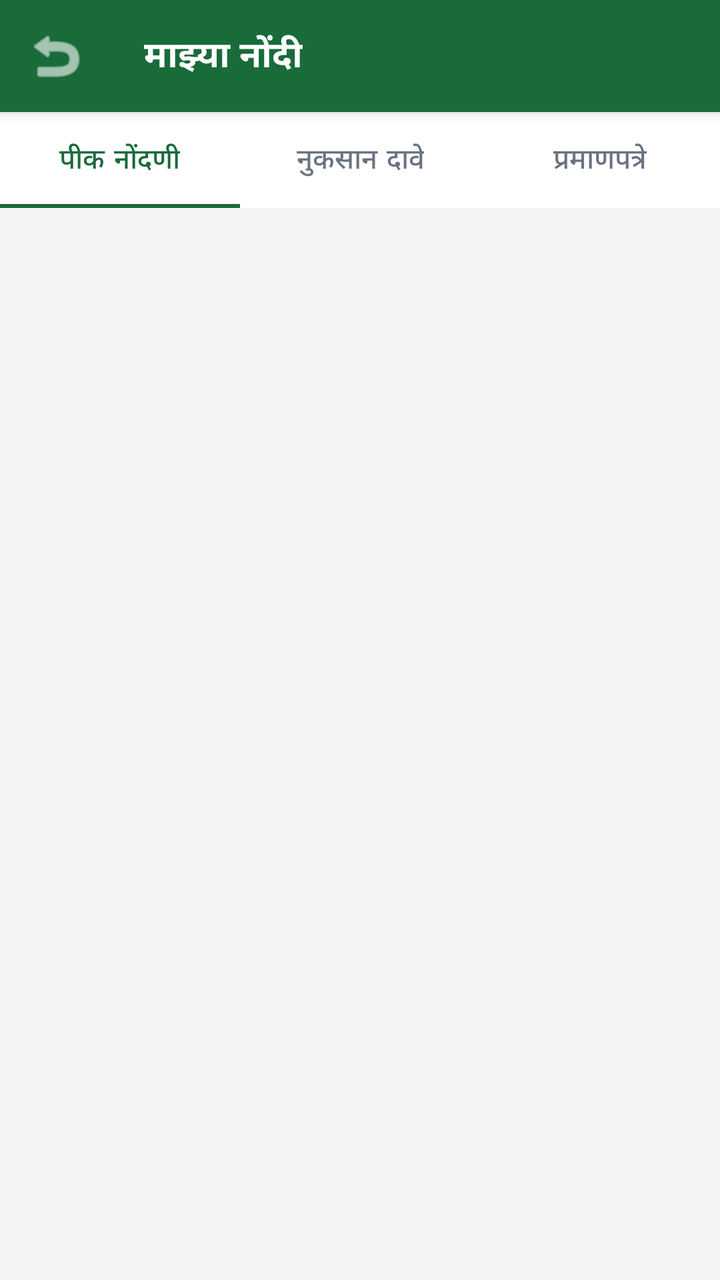
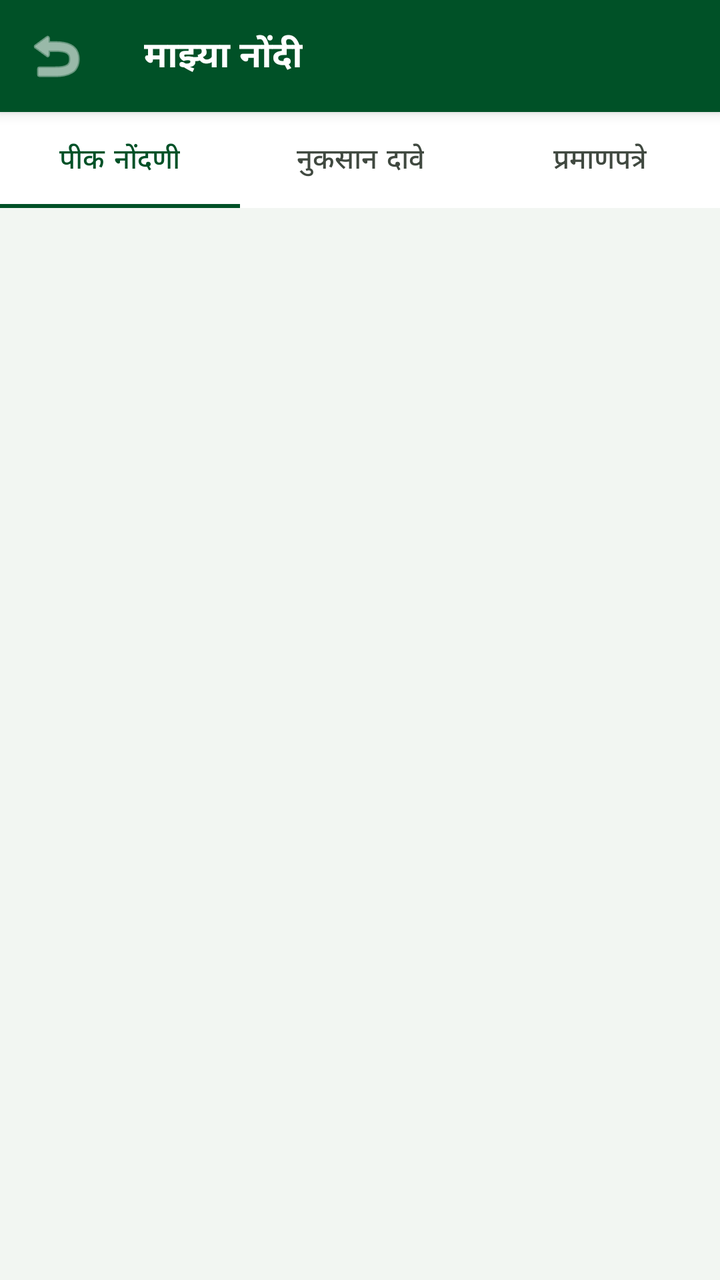

An Android layout rendered at two revisions. The XML below is the earlier revision; the diff shows what the commit changed to produce the second picture.
<!-- AndroidManifest.xml: application theme Theme.EPeekPahani -->
<!-- res/layout/fragment_my_claims.xml -->
<?xml version="1.0" encoding="utf-8"?>
<LinearLayout xmlns:android="http://schemas.android.com/apk/res/android"
    xmlns:app="http://schemas.android.com/apk/res-auto"
    android:layout_width="match_parent"
    android:layout_height="match_parent"
    android:orientation="vertical"
    android:background="@color/bg_screen">

    <com.google.android.material.appbar.MaterialToolbar
        android:id="@+id/toolbar"
        style="@style/Widget.App.Toolbar.Green"
        android:layout_width="match_parent"
        android:layout_height="?attr/actionBarSize"
        app:title="माझ्या नोंदी"
        app:navigationIcon="@android:drawable/ic_menu_revert"
        app:navigationIconTint="@color/text_white" />

    <com.google.android.material.tabs.TabLayout
        android:id="@+id/tab_layout"
        android:layout_width="match_parent"
        android:layout_height="wrap_content"
        android:background="@color/bg_card"
        app:tabSelectedTextColor="@color/green_primary"
        app:tabIndicatorColor="@color/green_primary"
        app:tabTextColor="@color/text_secondary"
        app:tabMode="fixed"
        app:tabGravity="fill">
        <com.google.android.material.tabs.TabItem android:text="पीक नोंदणी" />
        <com.google.android.material.tabs.TabItem android:text="नुकसान दावे" />
        <com.google.android.material.tabs.TabItem android:text="प्रमाणपत्रे" />
    </com.google.android.material.tabs.TabLayout>

    <androidx.viewpager2.widget.ViewPager2
        android:id="@+id/view_pager"
        android:layout_width="match_parent"
        android:layout_height="match_parent" />

</LinearLayout>
<!-- resources referenced by this layout -->
<resources>
  <color name="bg_card">#FFFFFF</color>
  <color name="bg_screen">#F2F5F1</color>
  <color name="green_primary">#1a6b3a</color>
  <color name="text_secondary">#6B7280</color>
  <color name="text_white">#FFFFFF</color>
  <style name="Theme.App" parent="Theme.MaterialComponents.Light.NoActionBar">
          <item name="colorPrimary">@color/green_primary</item>
          <item name="colorPrimaryVariant">@color/green_dark</item>
          <item name="colorOnPrimary">@color/text_white</item>
          <item name="colorSecondary">@color/saffron</item>
          <item name="colorSecondaryVariant">@color/saffron_dark</item>
          <item name="colorOnSecondary">@color/text_white</item>
          <item name="colorError">@color/error</item>
          <item name="colorOnError">@color/text_white</item>
          <item name="colorSurface">@color/bg_card</item>
          <item name="colorOnSurface">@color/text_primary</item>
          <item name="android:colorBackground">@color/bg_screen</item>
          <item name="colorOnBackground">@color/text_primary</item>
  
          
          <item name="materialButtonStyle">@style/Widget.App.Button.Primary</item>
          <item name="textInputStyle">@style/Widget.App.TextInputLayout</item>
  
          
          <item name="shapeAppearanceSmallComponent">@style/ShapeAppearance.App.SmallComponent</item>
          <item name="shapeAppearanceMediumComponent">@style/ShapeAppearance.App.MediumComponent</item>
          <item name="shapeAppearanceLargeComponent">@style/ShapeAppearance.App.LargeComponent</item>
      </style>
  <color name="green_dark">#0f4a27</color>
  <color name="saffron">#f7941d</color>
  <color name="saffron_dark">#e65100</color>
  <color name="error">#B00020</color>
  <color name="text_primary">#1C1C1C</color>
  <style name="Widget.App.Button.Primary" parent="Widget.MaterialComponents.Button">
          <item name="backgroundTint">@color/green_primary</item>
          <item name="android:textColor">@color/text_white</item>
          <item name="shapeAppearanceOverlay">@style/ShapeAppearance.App.SmallComponent</item>
          <item name="android:minHeight">56dp</item>
          <item name="android:insetTop">0dp</item>
          <item name="android:insetBottom">0dp</item>
          <item name="elevation">0dp</item>
          <item name="android:textSize">16sp</item>
          <item name="android:textStyle">bold</item>
          <item name="rippleColor">@color/ripple</item>
      </style>
  <style name="Widget.App.TextInputLayout" parent="Widget.MaterialComponents.TextInputLayout.OutlinedBox">
          <item name="boxStrokeColor">@color/green_primary</item>
          <item name="hintTextColor">@color/green_primary</item>
          <item name="android:textColorHint">@color/text_hint</item>
          <item name="shapeAppearanceOverlay">@style/ShapeAppearance.App.SmallComponent</item>
      </style>
  <style name="ShapeAppearance.App.SmallComponent" parent="ShapeAppearance.MaterialComponents.SmallComponent">
          <item name="cornerFamily">rounded</item>
          <item name="cornerSize">10dp</item>
      </style>
  <style name="ShapeAppearance.App.MediumComponent" parent="ShapeAppearance.MaterialComponents.MediumComponent">
          <item name="cornerFamily">rounded</item>
          <item name="cornerSize">12dp</item>
      </style>
  <style name="ShapeAppearance.App.LargeComponent" parent="ShapeAppearance.MaterialComponents.LargeComponent">
          <item name="cornerFamily">rounded</item>
          <item name="cornerSize">16dp</item>
      </style>
  <color name="ripple">#1a1a6b3a</color>
  <color name="text_hint">#9CA3AF</color>
  <!-- unchanged entries left out for length: 4 -->
</resources>

<!-- the commit's change to res/layout/fragment_my_claims.xml (unified diff, before → after) -->
@@ -11,7 +11,7 @@
         style="@style/Widget.App.Toolbar.Green"
         android:layout_width="match_parent"
         android:layout_height="?attr/actionBarSize"
-        app:title="माझ्या नोंदी"
+        app:title="@string/str_auto_139"
         app:navigationIcon="@android:drawable/ic_menu_revert"
         app:navigationIconTint="@color/text_white" />
 
@@ -25,9 +25,9 @@
         app:tabTextColor="@color/text_secondary"
         app:tabMode="fixed"
         app:tabGravity="fill">
-        <com.google.android.material.tabs.TabItem android:text="पीक नोंदणी" />
-        <com.google.android.material.tabs.TabItem android:text="नुकसान दावे" />
-        <com.google.android.material.tabs.TabItem android:text="प्रमाणपत्रे" />
+        <com.google.android.material.tabs.TabItem android:text="@string/str_auto_136" />
+        <com.google.android.material.tabs.TabItem android:text="@string/str_auto_137" />
+        <com.google.android.material.tabs.TabItem android:text="@string/str_auto_138" />
     </com.google.android.material.tabs.TabLayout>
 
     <androidx.viewpager2.widget.ViewPager2
<!-- resource entries referenced after the edit -->
@@ -1,23 +1,27 @@
 <!-- resources referenced by this layout -->
 <resources>
-  <color name="bg_card">#FFFFFF</color>
-  <color name="bg_screen">#F2F5F1</color>
-  <color name="green_primary">#1a6b3a</color>
-  <color name="text_secondary">#6B7280</color>
-  <color name="text_white">#FFFFFF</color>
+  <color name="bg_card">#ffffff</color>
+  <color name="bg_screen">#F2F6F2</color>
+  <color name="green_primary">#005127</color>
+  <color name="text_secondary">#404940</color>
+  <color name="text_white">#ffffff</color>
+  <string name="str_auto_136">पीक नोंदणी</string>
+  <string name="str_auto_137">नुकसान दावे</string>
+  <string name="str_auto_138">प्रमाणपत्रे</string>
+  <string name="str_auto_139">माझ्या नोंदी</string>
   <style name="Theme.App" parent="Theme.MaterialComponents.Light.NoActionBar">
-          <item name="colorPrimary">@color/green_primary</item>
-          <item name="colorPrimaryVariant">@color/green_dark</item>
-          <item name="colorOnPrimary">@color/text_white</item>
-          <item name="colorSecondary">@color/saffron</item>
-          <item name="colorSecondaryVariant">@color/saffron_dark</item>
-          <item name="colorOnSecondary">@color/text_white</item>
+          <item name="colorPrimary">@color/primary</item>
+          <item name="colorPrimaryVariant">@color/primary_container</item>
+          <item name="colorOnPrimary">@color/on_primary</item>
+          <item name="colorSecondary">@color/secondary</item>
+          <item name="colorSecondaryVariant">@color/secondary_container</item>
+          <item name="colorOnSecondary">@color/on_secondary</item>
           <item name="colorError">@color/error</item>
-          <item name="colorOnError">@color/text_white</item>
-          <item name="colorSurface">@color/bg_card</item>
-          <item name="colorOnSurface">@color/text_primary</item>
-          <item name="android:colorBackground">@color/bg_screen</item>
-          <item name="colorOnBackground">@color/text_primary</item>
+          <item name="colorOnError">@color/on_error</item>
+          <item name="colorSurface">@color/surface</item>
+          <item name="colorOnSurface">@color/on_surface</item>
+          <item name="android:colorBackground">@color/background</item>
+          <item name="colorOnBackground">@color/on_background</item>
   
           
           <item name="materialButtonStyle">@style/Widget.App.Button.Primary</item>
@@ -27,44 +31,50 @@
           <item name="shapeAppearanceSmallComponent">@style/ShapeAppearance.App.SmallComponent</item>
           <item name="shapeAppearanceMediumComponent">@style/ShapeAppearance.App.MediumComponent</item>
           <item name="shapeAppearanceLargeComponent">@style/ShapeAppearance.App.LargeComponent</item>
+          
+          <item name="materialCardViewStyle">@style/Widget.App.CardView</item>
       </style>
-  <color name="green_dark">#0f4a27</color>
-  <color name="saffron">#f7941d</color>
-  <color name="saffron_dark">#e65100</color>
-  <color name="error">#B00020</color>
-  <color name="text_primary">#1C1C1C</color>
+  <color name="primary">#005127</color>
+  <color name="primary_container">#1a6b3a</color>
+  <color name="on_primary">#ffffff</color>
+  <color name="secondary">#48654e</color>
+  <color name="secondary_container">#caebcd</color>
+  <color name="on_secondary">#ffffff</color>
+  <color name="error">#ba1a1a</color>
+  <color name="on_error">#ffffff</color>
+  <color name="surface">#f7fbf3</color>
+  <color name="on_surface">#181d18</color>
+  <color name="background">#f7fbf3</color>
+  <color name="on_background">#181d18</color>
   <style name="Widget.App.Button.Primary" parent="Widget.MaterialComponents.Button">
-          <item name="backgroundTint">@color/green_primary</item>
-          <item name="android:textColor">@color/text_white</item>
-          <item name="shapeAppearanceOverlay">@style/ShapeAppearance.App.SmallComponent</item>
-          <item name="android:minHeight">56dp</item>
-          <item name="android:insetTop">0dp</item>
-          <item name="android:insetBottom">0dp</item>
-          <item name="elevation">0dp</item>
-          <item name="android:textSize">16sp</item>
-          <item name="android:textStyle">bold</item>
-          <item name="rippleColor">@color/ripple</item>
+          <item name="shapeAppearanceOverlay">@style/ShapeAppearance.App.MediumComponent</item>
+          <item name="android:minHeight">48dp</item>
+          <item name="backgroundTint">@color/primary_container</item>
+          <item name="android:textColor">@color/on_primary</item>
       </style>
   <style name="Widget.App.TextInputLayout" parent="Widget.MaterialComponents.TextInputLayout.OutlinedBox">
-          <item name="boxStrokeColor">@color/green_primary</item>
-          <item name="hintTextColor">@color/green_primary</item>
-          <item name="android:textColorHint">@color/text_hint</item>
           <item name="shapeAppearanceOverlay">@style/ShapeAppearance.App.SmallComponent</item>
+          <item name="boxStrokeColor">@color/primary_container</item>
       </style>
   <style name="ShapeAppearance.App.SmallComponent" parent="ShapeAppearance.MaterialComponents.SmallComponent">
           <item name="cornerFamily">rounded</item>
-          <item name="cornerSize">10dp</item>
+          <item name="cornerSize">4dp</item>
       </style>
   <style name="ShapeAppearance.App.MediumComponent" parent="ShapeAppearance.MaterialComponents.MediumComponent">
           <item name="cornerFamily">rounded</item>
-          <item name="cornerSize">12dp</item>
+          <item name="cornerSize">8dp</item>
       </style>
   <style name="ShapeAppearance.App.LargeComponent" parent="ShapeAppearance.MaterialComponents.LargeComponent">
           <item name="cornerFamily">rounded</item>
-          <item name="cornerSize">16dp</item>
+          <item name="cornerSize">10dp</item>
       </style>
-  <color name="ripple">#1a1a6b3a</color>
-  <color name="text_hint">#9CA3AF</color>
+  <style name="Widget.App.CardView" parent="Widget.MaterialComponents.CardView">
+          <item name="shapeAppearanceOverlay">@style/ShapeAppearance.App.LargeComponent</item>
+          <item name="cardBackgroundColor">@color/surface_container_lowest</item>
+          <item name="cardElevation">4dp</item>
+          <item name="contentPadding">16dp</item>
+      </style>
+  <color name="surface_container_lowest">#ffffff</color>
   <!-- unchanged entries left out for length: 4 -->
 </resources>
 
